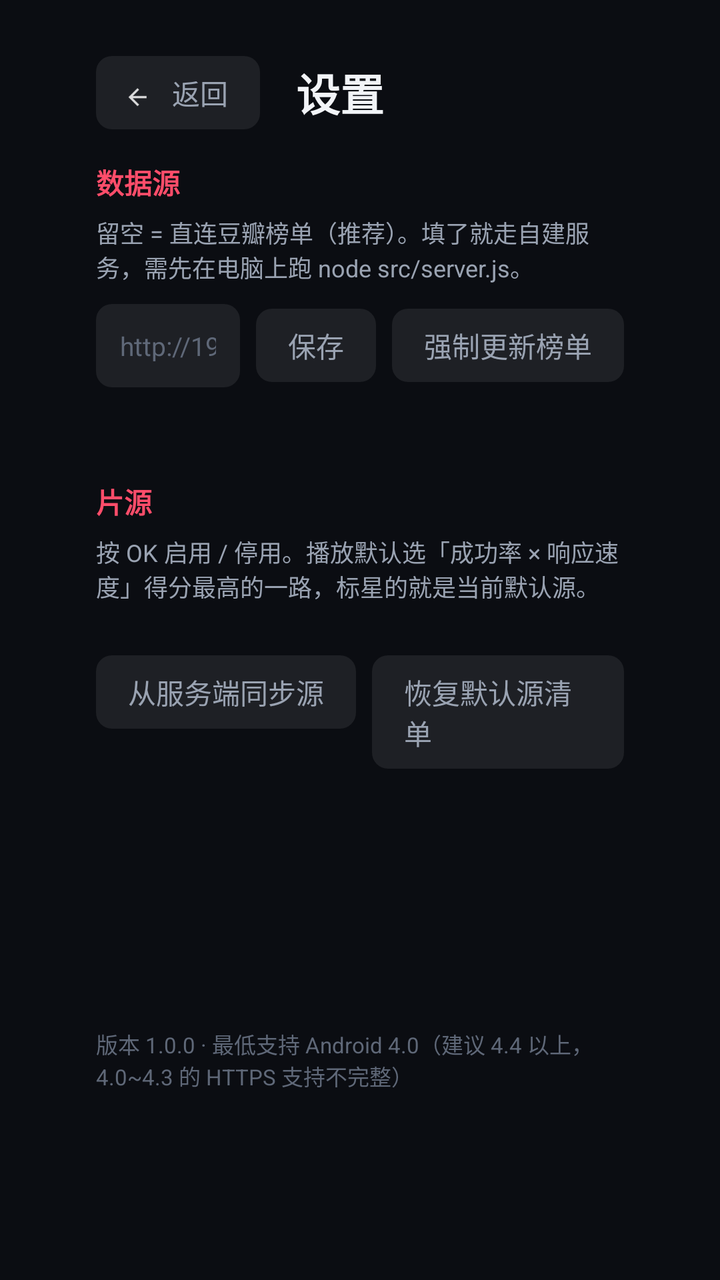
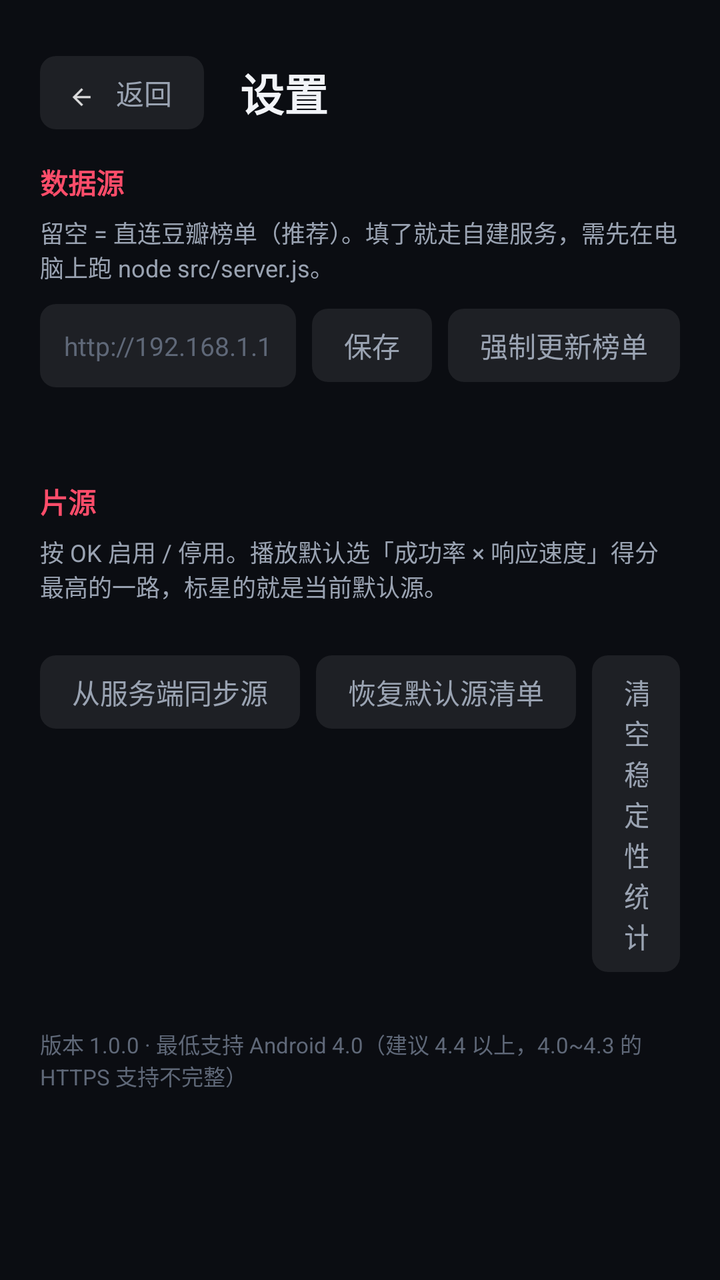

Before-and-after screenshots of an Android layout around one commit, followed by the original layout XML and the change that was made.
<!-- AndroidManifest.xml: application theme AppTheme -->
<!-- res/layout/activity_settings.xml -->
<?xml version="1.0" encoding="utf-8"?>
<LinearLayout xmlns:android="http://schemas.android.com/apk/res/android"
    android:layout_width="match_parent"
    android:layout_height="match_parent"
    android:orientation="vertical"
    android:background="@color/bg"
    android:paddingLeft="48dp"
    android:paddingRight="48dp"
    android:paddingTop="28dp">

    
    <LinearLayout
        android:layout_width="match_parent"
        android:layout_height="wrap_content"
        android:orientation="horizontal"
        android:gravity="center_vertical">

        <include
            android:id="@+id/btn_back"
            layout="@layout/part_back" />

        <TextView
            android:layout_width="wrap_content"
            android:layout_height="wrap_content"
            android:layout_marginLeft="18dp"
            android:text="设置"
            android:textColor="@color/text_primary"
            android:textSize="22sp"
            android:textStyle="bold" />

        <View
            android:layout_width="0dp"
            android:layout_height="1dp"
            android:layout_weight="1" />
    </LinearLayout>

    <ScrollView
        android:layout_width="match_parent"
        android:layout_height="match_parent"
        android:layout_marginTop="10dp"
        android:scrollbars="none">

        <LinearLayout
            android:layout_width="match_parent"
            android:layout_height="wrap_content"
            android:orientation="vertical"
            android:paddingBottom="40dp">

            
            <TextView
                android:layout_width="wrap_content"
                android:layout_height="wrap_content"
                android:text="数据源"
                android:textColor="@color/accent"
                android:textSize="14sp"
                android:textStyle="bold"
                android:layout_marginTop="6dp" />

            <TextView
                android:layout_width="match_parent"
                android:layout_height="wrap_content"
                android:layout_marginTop="6dp"
                android:text="留空 = 直连豆瓣榜单（推荐）。填了就走自建服务，需先在电脑上跑 node src/server.js。"
                android:textColor="@color/text_secondary"
                android:textSize="12sp" />

            <LinearLayout
                android:layout_width="match_parent"
                android:layout_height="wrap_content"
                android:orientation="horizontal"
                android:layout_marginTop="10dp"
                android:gravity="center_vertical">

                <EditText
                    android:id="@+id/et_server"
                    android:layout_width="0dp"
                    android:layout_height="wrap_content"
                    android:layout_weight="1"
                    android:background="@drawable/bg_tab"
                    android:hint="http://192.168.1.10:8765"
                    android:padding="12dp"
                    android:singleLine="true"
                    android:textColor="@color/text_primary"
                    android:textColorHint="@color/text_dim"
                    android:textSize="13sp"
                    android:inputType="textUri"
                    android:focusable="true"
                    android:focusableInTouchMode="true" />

                <TextView
                    android:id="@+id/btn_save_server"
                    style="@style/TopButton"
                    android:layout_width="wrap_content"
                    android:layout_height="wrap_content"
                    android:text="保存" />

                <TextView
                    android:id="@+id/btn_force_update"
                    style="@style/TopButton"
                    android:layout_width="wrap_content"
                    android:layout_height="wrap_content"
                    android:text="强制更新榜单" />
            </LinearLayout>

            <TextView
                android:id="@+id/tv_update_status"
                android:layout_width="match_parent"
                android:layout_height="wrap_content"
                android:layout_marginTop="8dp"
                android:text=""
                android:textColor="@color/text_dim"
                android:textSize="11sp" />

            
            <TextView
                android:layout_width="wrap_content"
                android:layout_height="wrap_content"
                android:text="片源"
                android:textColor="@color/accent"
                android:textSize="14sp"
                android:textStyle="bold"
                android:layout_marginTop="24dp" />

            <TextView
                android:layout_width="match_parent"
                android:layout_height="wrap_content"
                android:layout_marginTop="6dp"
                android:text="按 OK 启用 / 停用。播放默认选「成功率 × 响应速度」得分最高的一路，标星的就是当前默认源。"
                android:textColor="@color/text_secondary"
                android:textSize="12sp" />

            <LinearLayout
                android:id="@+id/source_list"
                android:layout_width="match_parent"
                android:layout_height="wrap_content"
                android:orientation="vertical"
                android:layout_marginTop="10dp" />

            <LinearLayout
                android:layout_width="match_parent"
                android:layout_height="wrap_content"
                android:orientation="horizontal"
                android:layout_marginTop="16dp">

                <TextView
                    android:id="@+id/btn_sync_sources"
                    style="@style/TopButton"
                    android:layout_width="wrap_content"
                    android:layout_height="wrap_content"
                    android:layout_marginLeft="0dp"
                    android:text="从服务端同步源" />

                <TextView
                    android:id="@+id/btn_reset_sources"
                    style="@style/TopButton"
                    android:layout_width="wrap_content"
                    android:layout_height="wrap_content"
                    android:text="恢复默认源清单" />

                <TextView
                    android:id="@+id/btn_clear_stats"
                    style="@style/TopButton"
                    android:layout_width="wrap_content"
                    android:layout_height="wrap_content"
                    android:text="清空稳定性统计" />
            </LinearLayout>

            <TextView
                android:layout_width="match_parent"
                android:layout_height="wrap_content"
                android:layout_marginTop="28dp"
                android:text="版本 1.0.0 · 最低支持 Android 4.0（建议 4.4 以上，4.0~4.3 的 HTTPS 支持不完整）"
                android:textColor="@color/text_dim"
                android:textSize="11sp" />
        </LinearLayout>
    </ScrollView>
</LinearLayout>
<!-- res/layout/part_back.xml (included above) -->
<?xml version="1.0" encoding="utf-8"?>
<LinearLayout xmlns:android="http://schemas.android.com/apk/res/android"
    android:layout_width="wrap_content"
    android:layout_height="wrap_content"
    android:orientation="horizontal"
    android:gravity="center_vertical"
    android:focusable="true"
    android:background="@drawable/bg_tab"
    android:paddingLeft="14dp"
    android:paddingRight="16dp"
    android:paddingTop="8dp"
    android:paddingBottom="8dp">

    <ImageView
        android:layout_width="18dp"
        android:layout_height="18dp"
        android:src="@drawable/ic_ui_back"
        android:alpha="0.85"
        android:contentDescription="@null" />

    <TextView
        android:id="@+id/back_label"
        android:layout_width="wrap_content"
        android:layout_height="wrap_content"
        android:layout_marginLeft="6dp"
        android:text="@string/back"
        android:textColor="@color/text_secondary"
        android:textSize="14sp" />
</LinearLayout>
<!-- resources referenced by this layout -->
<resources>
  <color name="accent">#FFFF4D6A</color>
  <color name="bg">#FF0B0D12</color>
  <color name="text_dim">#FF5F6878</color>
  <color name="text_primary">#FFF2F4F8</color>
  <color name="text_secondary">#FF9AA3B2</color>
  <!-- drawable bg_tab (drawable) -->
  <?xml version="1.0" encoding="utf-8"?>
  <selector xmlns:android="http://schemas.android.com/apk/res/android">
      <item android:state_focused="true">
          <shape android:shape="rectangle">
              <solid android:color="#33FF4D6A" />
              <corners android:radius="8dp" />
              <stroke android:width="2dp" android:color="@color/accent" />
          </shape>
      </item>
      <item android:state_selected="true">
          <shape android:shape="rectangle">
              <solid android:color="#E6FF4D6A" />
              <corners android:radius="8dp" />
          </shape>
      </item>
      <item>
          <shape android:shape="rectangle">
              <solid android:color="#14FFFFFF" />
              <corners android:radius="8dp" />
          </shape>
      </item>
  </selector>
  <!-- drawable ic_ui_back: png bitmap (drawable-hdpi, 326 bytes) -->
  <string name="back">返回</string>
  <style name="TopButton">
          <item name="android:textColor">@color/text_secondary</item>
          <item name="android:textSize">14sp</item>
          <item name="android:paddingLeft">16dp</item>
          <item name="android:paddingRight">16dp</item>
          <item name="android:paddingTop">8dp</item>
          <item name="android:paddingBottom">8dp</item>
          <item name="android:background">@drawable/bg_tab</item>
          <item name="android:focusable">true</item>
          <item name="android:layout_marginLeft">8dp</item>
      </style>
  <style name="AppTheme" parent="@android:style/Theme.Holo.NoActionBar">
          <item name="android:windowBackground">@color/bg</item>
          <item name="android:windowNoTitle">true</item>
      </style>
</resources>

<!-- the commit's change to res/layout/activity_settings.xml (unified diff, before → after) -->
@@ -4,8 +4,8 @@
     android:layout_height="match_parent"
     android:orientation="vertical"
     android:background="@color/bg"
-    android:paddingLeft="48dp"
-    android:paddingRight="48dp"
+    android:paddingLeft="@dimen/topbar_pad_h"
+    android:paddingRight="@dimen/topbar_pad_h"
     android:paddingTop="28dp">
 
     
<!-- resource entries referenced after the edit -->
@@ -5,6 +5,7 @@
   <color name="text_dim">#FF5F6878</color>
   <color name="text_primary">#FFF2F4F8</color>
   <color name="text_secondary">#FF9AA3B2</color>
+  <dimen name="topbar_pad_h">20dp</dimen>
   <!-- drawable bg_tab (drawable) -->
   <?xml version="1.0" encoding="utf-8"?>
   <selector xmlns:android="http://schemas.android.com/apk/res/android">
